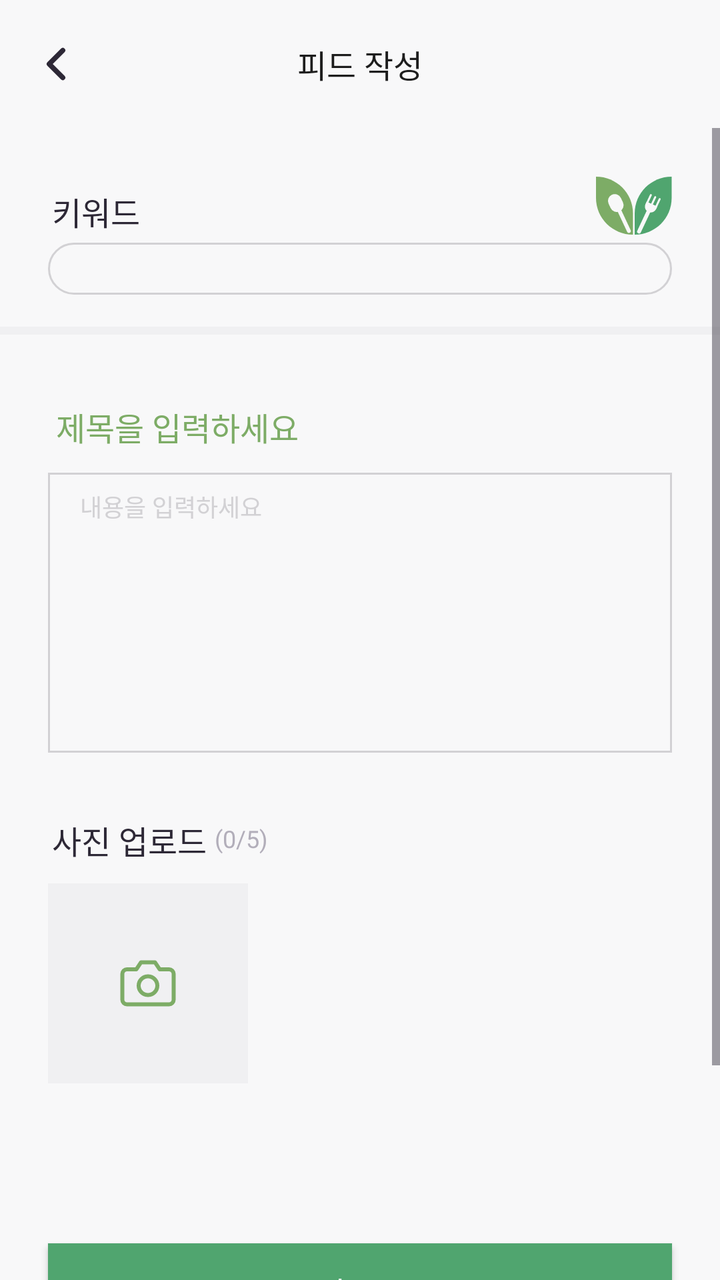
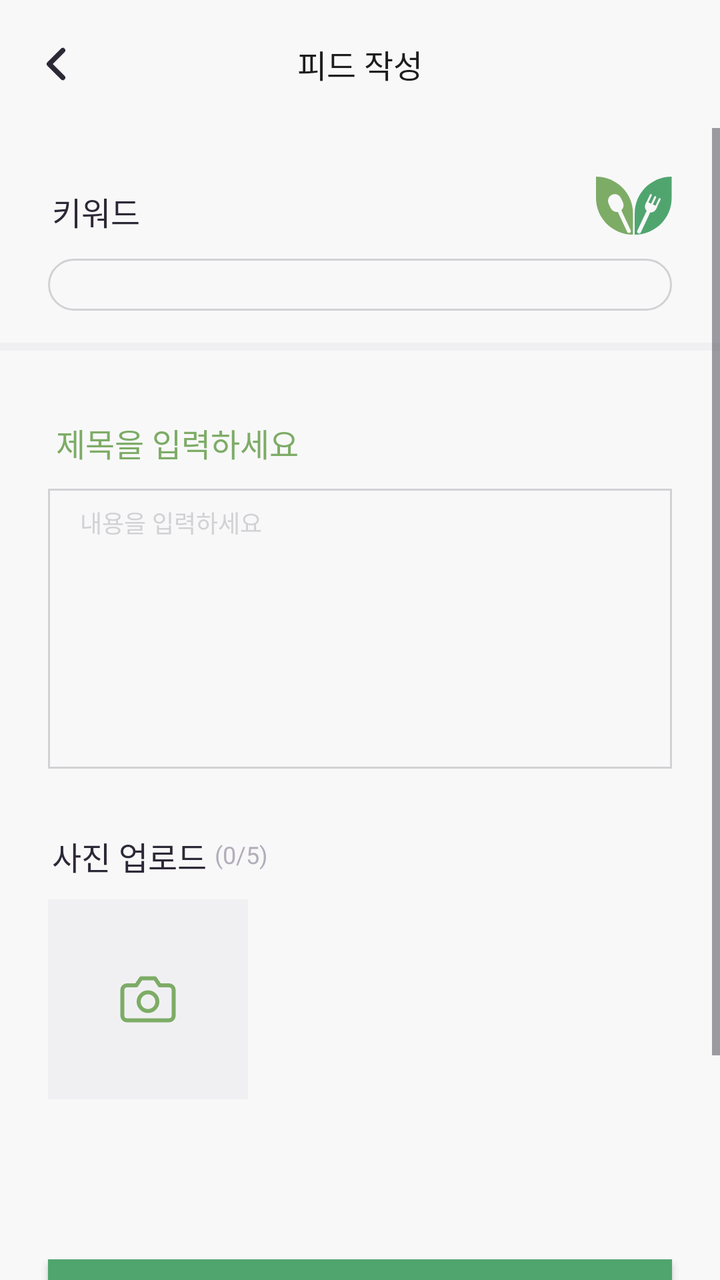

Compare the two renders of this Android layout. The source of the first and the diff that turns it into the second are given below.
<!-- AndroidManifest.xml: application theme Theme.VeganLife -->
<!-- res/layout/fragment_community_write_edit_feed.xml -->
<?xml version="1.0" encoding="utf-8"?>
<androidx.constraintlayout.widget.ConstraintLayout xmlns:android="http://schemas.android.com/apk/res/android"
    xmlns:app="http://schemas.android.com/apk/res-auto"
    xmlns:tools="http://schemas.android.com/tools"
    android:layout_width="match_parent"
    android:layout_height="match_parent"
    android:background="@color/gray1"
    tools:context=".community.ui.view.CommunityWriteFeedFragment">

    <com.google.android.material.appbar.MaterialToolbar
        android:id="@+id/toolbar_community_write_edit_feed"
        android:layout_width="0dp"
        android:layout_height="wrap_content"
        app:layout_constraintEnd_toEndOf="parent"
        app:layout_constraintStart_toStartOf="parent"
        app:layout_constraintTop_toTopOf="parent"
        app:navigationIcon="@drawable/all_back"
        app:title="@string/community_feed_toolbar_title_create"
        app:titleCentered="true"
        app:titleTextAppearance="@style/Bold.Body4"
        app:titleTextColor="@color/gray6" />

    <ScrollView
        android:layout_width="0dp"
        android:layout_height="0dp"
        app:layout_constraintBottom_toBottomOf="parent"
        app:layout_constraintEnd_toEndOf="parent"
        app:layout_constraintStart_toStartOf="parent"
        app:layout_constraintTop_toBottomOf="@id/toolbar_community_write_edit_feed">

        <androidx.constraintlayout.widget.ConstraintLayout
            android:layout_width="match_parent"
            android:layout_height="wrap_content">

            <TextView
                android:id="@+id/tv_community_write_edit_keyword_feed"
                android:layout_width="wrap_content"
                android:layout_height="wrap_content"
                android:layout_marginStart="26dp"
                android:layout_marginTop="30dp"
                android:includeFontPadding="false"
                android:text="@string/community_feed_keyword"
                android:textAppearance="@style/Bold.Body4"
                android:textColor="@color/gray5"
                app:layout_constraintStart_toStartOf="parent"
                app:layout_constraintTop_toTopOf="parent" />

            <androidx.appcompat.widget.AppCompatImageView
                android:layout_width="wrap_content"
                android:layout_height="wrap_content"
                android:layout_marginEnd="24dp"
                android:src="@drawable/all_spoon_fork_small"
                app:layout_constraintBottom_toBottomOf="@id/tv_community_write_edit_keyword_feed"
                app:layout_constraintEnd_toEndOf="parent" />

            <androidx.recyclerview.widget.RecyclerView
                android:id="@+id/rv_community_write_edit_keyword_feed"
                android:layout_width="0dp"
                android:layout_height="wrap_content"
                android:layout_marginStart="28dp"
                android:layout_marginTop="8dp"
                android:orientation="horizontal"
                android:visibility="gone"
                app:layoutManager="androidx.recyclerview.widget.LinearLayoutManager"
                app:layout_constraintStart_toStartOf="parent"
                app:layout_constraintTop_toBottomOf="@id/tv_community_write_edit_keyword_feed"
                tools:itemCount="10"
                tools:listitem="@layout/item_recyclerview_community_write_edit_feed_keyword"
                tools:visibility="visible" />

            <EditText
                android:id="@+id/et_community_write_edit_keyword_search_box"
                android:layout_width="0dp"
                android:layout_height="wrap_content"
                android:layout_marginHorizontal="24dp"
                android:layout_marginTop="4dp"
                android:background="@drawable/community_rect_gray1_gray3_r25"
                android:includeFontPadding="false"
                android:paddingHorizontal="8dp"
                android:paddingVertical="6dp"
                android:textAppearance="@style/Regular.Body5"
                android:textColor="@color/gray5"
                app:layout_constraintEnd_toEndOf="parent"
                app:layout_constraintStart_toStartOf="parent"
                app:layout_constraintTop_toBottomOf="@id/rv_community_write_edit_keyword_feed" />

            <com.google.android.material.divider.MaterialDivider
                android:id="@+id/divider_community_write_edit_feed"
                android:layout_width="0dp"
                android:layout_height="4dp"
                android:layout_marginTop="16dp"
                app:dividerColor="@color/sub_gray1"
                app:layout_constraintEnd_toEndOf="parent"
                app:layout_constraintStart_toStartOf="parent"
                app:layout_constraintTop_toBottomOf="@id/et_community_write_edit_keyword_search_box" />

            <EditText
                android:id="@+id/et_community_write_edit_title"
                android:layout_width="0dp"
                android:layout_height="wrap_content"
                android:layout_marginHorizontal="24dp"
                android:layout_marginTop="32dp"
                android:backgroundTint="@android:color/transparent"
                android:hint="@string/community_feed_title_hint"
                android:includeFontPadding="false"
                android:paddingVertical="0dp"
                android:textAppearance="@style/Medium.Body3"
                android:textColor="@color/base3"
                android:textColorHint="@color/base1"
                app:layout_constraintEnd_toEndOf="parent"
                app:layout_constraintStart_toStartOf="parent"
                app:layout_constraintTop_toBottomOf="@id/divider_community_write_edit_feed" />

            <EditText
                android:id="@+id/et_community_write_edit_feed_content"
                android:layout_width="0dp"
                android:layout_height="wrap_content"
                android:layout_marginTop="9dp"
                android:background="@drawable/community_rect_gray3"
                android:gravity="top"
                android:hint="@string/community_feed_content_hint"
                android:includeFontPadding="false"
                android:minHeight="140dp"
                android:paddingHorizontal="16dp"
                android:paddingVertical="8dp"
                android:textAppearance="@style/Regular.Body5"
                android:textColor="@color/base3"
                android:textColorHint="@color/gray3"
                app:layout_constraintEnd_toEndOf="@id/et_community_write_edit_title"
                app:layout_constraintStart_toStartOf="@id/et_community_write_edit_title"
                app:layout_constraintTop_toBottomOf="@id/et_community_write_edit_title" />

            <androidx.recyclerview.widget.RecyclerView
                android:id="@+id/rv_write_edit_feed_related_keyword"
                android:layout_width="0dp"
                android:layout_height="150dp"
                android:layout_marginTop="15dp"
                android:background="@color/sub_gray1"
                android:paddingHorizontal="20dp"
                android:paddingTop="30dp"
                android:paddingBottom="15dp"
                android:visibility="gone"
                app:layout_constraintEnd_toEndOf="@id/et_community_write_edit_keyword_search_box"
                app:layout_constraintStart_toStartOf="@id/et_community_write_edit_keyword_search_box"
                app:layout_constraintTop_toTopOf="@id/et_community_write_edit_keyword_search_box"
                tools:listitem="@layout/item_recyclerview_community_write_edit_related_keyword"
                tools:visibility="visible" />

            <TextView
                android:id="@+id/tv_community_write_edit_feed_upload_photo"
                android:layout_width="wrap_content"
                android:layout_height="wrap_content"
                android:layout_marginStart="26dp"
                android:layout_marginTop="32dp"
                android:includeFontPadding="false"
                android:text="@string/all_upload_photo"
                android:textAppearance="@style/Bold.Body4"
                android:textColor="@color/gray5"
                app:layout_constraintStart_toStartOf="parent"
                app:layout_constraintTop_toBottomOf="@id/et_community_write_edit_feed_content" />

            <TextView
                android:layout_width="wrap_content"
                android:layout_height="wrap_content"
                android:layout_marginStart="4dp"
                android:includeFontPadding="false"
                android:text="@string/all_count_photo"
                android:textAppearance="@style/Regular.Body5"
                android:textColor="@color/gray4"
                app:layout_constraintBottom_toBottomOf="@id/tv_community_write_edit_feed_upload_photo"
                app:layout_constraintStart_toEndOf="@id/tv_community_write_edit_feed_upload_photo"
                app:layout_constraintTop_toTopOf="@id/tv_community_write_edit_feed_upload_photo" />

            <androidx.appcompat.widget.AppCompatImageButton
                android:id="@+id/ib_community_write_edit_feed_upload_photo"
                android:layout_width="100dp"
                android:layout_height="100dp"
                android:layout_marginStart="24dp"
                android:layout_marginTop="10dp"
                android:background="@color/sub_gray1"
                android:src="@drawable/community_camera"
                app:layout_constraintStart_toStartOf="parent"
                app:layout_constraintTop_toBottomOf="@id/tv_community_write_edit_feed_upload_photo" />

            <androidx.recyclerview.widget.RecyclerView
                android:id="@+id/rv_community_write_edit_feed_photo"
                android:layout_width="0dp"
                android:layout_height="0dp"
                android:layout_marginStart="8dp"
                android:orientation="horizontal"
                android:visibility="gone"
                app:layoutManager="androidx.recyclerview.widget.LinearLayoutManager"
                app:layout_constraintBottom_toBottomOf="@id/ib_community_write_edit_feed_upload_photo"
                app:layout_constraintEnd_toEndOf="parent"
                app:layout_constraintStart_toEndOf="@id/ib_community_write_edit_feed_upload_photo"
                app:layout_constraintTop_toTopOf="@id/ib_community_write_edit_feed_upload_photo"
                tools:itemCount="5"
                tools:listitem="@layout/item_recyclerview_community_write_edit_feed_photo"
                tools:visibility="visible" />

            <androidx.appcompat.widget.AppCompatButton
                android:layout_width="0dp"
                android:layout_height="wrap_content"
                android:layout_marginHorizontal="24dp"
                android:layout_marginTop="80dp"
                android:layout_marginBottom="102dp"
                android:background="@color/base3"
                android:includeFontPadding="false"
                android:text="@string/all_button_feed_upload"
                android:textAppearance="@style/Medium.Body3"
                android:textColor="@color/white"
                app:layout_constraintBottom_toBottomOf="parent"
                app:layout_constraintEnd_toEndOf="parent"
                app:layout_constraintStart_toStartOf="parent"
                app:layout_constraintTop_toBottomOf="@id/ib_community_write_edit_feed_upload_photo" />


        </androidx.constraintlayout.widget.ConstraintLayout>

    </ScrollView>

</androidx.constraintlayout.widget.ConstraintLayout>
<!-- res/layout/item_recyclerview_community_write_edit_feed_keyword.xml (included above) -->
<?xml version="1.0" encoding="utf-8"?>
<androidx.constraintlayout.widget.ConstraintLayout xmlns:android="http://schemas.android.com/apk/res/android"
    xmlns:app="http://schemas.android.com/apk/res-auto"
    android:layout_width="wrap_content"
    android:layout_height="wrap_content"
    android:layout_marginEnd="8dp"
    android:background="@drawable/all_rect_gray1_base3_r35">

    <TextView
        android:id="@+id/tv_community_write_edit_feed_keyword_tag"
        android:layout_width="0dp"
        android:layout_height="wrap_content"
        android:layout_marginStart="8dp"
        android:layout_marginEnd="8dp"
        android:includeFontPadding="false"
        android:paddingVertical="2dp"
        android:text="#keyword"
        android:textAppearance="@style/Regular.Body5"
        android:textColor="@color/base3"
        app:layout_constraintBottom_toBottomOf="parent"
        app:layout_constraintStart_toStartOf="parent"
        app:layout_constraintTop_toTopOf="parent" />

    <ImageButton
        android:id="@+id/ib_community_write_edit_feed_keyword_delete"
        android:layout_width="wrap_content"
        android:layout_height="0dp"
        android:backgroundTint="@android:color/transparent"
        android:paddingHorizontal="6dp"
        android:src="@drawable/community_keyword_delete"
        app:layout_constraintBottom_toBottomOf="parent"
        app:layout_constraintEnd_toEndOf="parent"
        app:layout_constraintStart_toEndOf="@id/tv_community_write_edit_feed_keyword_tag"
        app:layout_constraintTop_toTopOf="parent" />

</androidx.constraintlayout.widget.ConstraintLayout>
<!-- res/layout/item_recyclerview_community_write_edit_related_keyword.xml (included above) -->
<?xml version="1.0" encoding="utf-8"?>
<TextView xmlns:android="http://schemas.android.com/apk/res/android"
    android:layout_width="match_parent"
    android:layout_height="wrap_content"
    android:layout_marginBottom="8dp"
    android:includeFontPadding="false"
    android:text="#keyword"
    android:textAppearance="@style/Regular.Body5"
    android:textColor="@color/base3" />
<!-- res/layout/item_recyclerview_community_write_edit_feed_photo.xml (included above) -->
<?xml version="1.0" encoding="utf-8"?>
<androidx.constraintlayout.widget.ConstraintLayout xmlns:android="http://schemas.android.com/apk/res/android"
    xmlns:app="http://schemas.android.com/apk/res-auto"
    android:layout_width="wrap_content"
    android:layout_height="wrap_content"
    android:layout_marginEnd="8dp">

    <androidx.appcompat.widget.AppCompatImageView
        android:id="@+id/iv_community_write_edit_feed_photo"
        android:layout_width="100dp"
        android:layout_height="100dp"
        android:layout_marginTop="2dp"
        android:layout_marginEnd="2dp"
        android:src="@drawable/all_logo_gray"
        app:layout_constraintBottom_toBottomOf="parent"
        app:layout_constraintDimensionRatio="1:1"
        app:layout_constraintEnd_toEndOf="parent"
        app:layout_constraintStart_toStartOf="parent"
        app:layout_constraintTop_toTopOf="parent" />

    <androidx.appcompat.widget.AppCompatImageButton
        android:id="@+id/ib_community_write_edit_feed_photo_delete"
        android:layout_width="wrap_content"
        android:layout_height="wrap_content"
        android:backgroundTint="@android:color/transparent"
        android:paddingStart="8dp"
        android:paddingTop="0dp"
        android:paddingEnd="0dp"
        android:paddingBottom="8dp"
        android:src="@drawable/all_photo_delete"
        app:layout_constraintEnd_toEndOf="parent"
        app:layout_constraintTop_toTopOf="parent" />

</androidx.constraintlayout.widget.ConstraintLayout>
<!-- resources referenced by this layout -->
<resources>
  <color name="base1">#7DAC66</color>
  <color name="base3">#50A56F</color>
  <color name="gray1">#F8F8F9</color>
  <color name="gray3">#D2D1D4</color>
  <color name="gray4">#B2AEBA</color>
  <color name="gray5">#2D2836</color>
  <color name="gray6">#1D1D1D</color>
  <color name="sub_gray1">#F0F0F2</color>
  <color name="white">#FFFFFF</color>
  <!-- drawable all_back (drawable) -->
  <vector xmlns:android="http://schemas.android.com/apk/res/android"
      android:width="30dp"
      android:height="40dp"
      android:viewportWidth="30"
      android:viewportHeight="40">
    <path
        android:pathData="M18.409,13.182L11.591,20L18.409,26.818"
        android:strokeLineJoin="round"
        android:strokeWidth="2.5"
        android:fillColor="#00000000"
        android:strokeColor="#2D2836"
        android:strokeLineCap="round"/>
  </vector>
  <!-- drawable all_rect_gray1_base3_r35 (drawable) -->
  <?xml version="1.0" encoding="utf-8"?>
  <shape xmlns:android="http://schemas.android.com/apk/res/android"
      android:shape="rectangle">
  
      <corners android:radius="35dp" />
  
      <solid
          android:color="@color/gray1" />
  
      <stroke
          android:width="1.5dp"
          android:color="@color/base3" />
  
  </shape>
  <!-- drawable community_keyword_delete (drawable) -->
  <vector xmlns:android="http://schemas.android.com/apk/res/android"
      android:width="6dp"
      android:height="6dp"
      android:viewportWidth="6"
      android:viewportHeight="6">
    <path
        android:strokeWidth="1"
        android:pathData="M1,1L5,5"
        android:fillColor="#00000000"
        android:strokeColor="#50A56F"
        android:strokeLineCap="round"/>
    <path
        android:strokeWidth="1"
        android:pathData="M5,1L1,5"
        android:fillColor="#00000000"
        android:strokeColor="#50A56F"
        android:strokeLineCap="round"/>
  </vector>
  <!-- drawable community_rect_gray1_gray3_r25 (drawable) -->
  <?xml version="1.0" encoding="utf-8"?>
  <shape xmlns:android="http://schemas.android.com/apk/res/android"
      android:shape="rectangle">
  
      <corners android:radius="25dp" />
  
      <stroke
          android:width="1dp"
          android:color="@color/gray3" />
  
      <solid
          android:color="@color/gray1" />
  
  </shape>
  <!-- drawable community_rect_gray3 (drawable) -->
  <?xml version="1.0" encoding="utf-8"?>
  <shape xmlns:android="http://schemas.android.com/apk/res/android"
      android:shape="rectangle">
  
      <stroke
          android:width="1dp"
          android:color="@color/gray3" />
  
  </shape>
  <string name="all_button_feed_upload">업로드</string>
  <string name="all_count_photo">(0/5)</string>
  <string name="all_upload_photo">사진 업로드</string>
  <string name="community_feed_content_hint">내용을 입력하세요</string>
  <string name="community_feed_keyword">키워드</string>
  <string name="community_feed_title_hint">제목을 입력하세요</string>
  <string name="community_feed_toolbar_title_create">피드 작성</string>
  <style name="Bold.Body4" parent="Bold">
          <item name="android:textSize">16sp</item>
      </style>
  <style name="Medium.Body3" parent="Medium">
          <item name="android:textSize">16sp</item>
      </style>
  <style name="Regular.Body5" parent="Regular">
          <item name="android:textSize">12sp</item>
      </style>
  <style name="Theme.VeganLife" parent="Base.Theme.VeganLife" />
  <style name="Bold">
          <item name="fontFamily">@font/noto_sans_kr_bold</item>
      </style>
  <style name="Medium">
          <item name="fontFamily">@font/noto_sans_kr_medium</item>
      </style>
  <style name="Regular">
          <item name="fontFamily">@font/noto_sans_kr_regular</item>
      </style>
  <style name="Base.Theme.VeganLife" parent="Theme.Material3.DayNight.NoActionBar">
          
          
      </style>
  <!-- unchanged entries left out for length: 4 -->
</resources>

<!-- the commit's change to res/layout/fragment_community_write_edit_feed.xml (unified diff, before → after) -->
@@ -60,29 +60,9 @@
                 android:layout_marginStart="28dp"
                 android:layout_marginTop="8dp"
                 android:orientation="horizontal"
-                android:visibility="gone"
                 app:layoutManager="androidx.recyclerview.widget.LinearLayoutManager"
                 app:layout_constraintStart_toStartOf="parent"
-                app:layout_constraintTop_toBottomOf="@id/tv_community_write_edit_keyword_feed"
-                tools:itemCount="10"
-                tools:listitem="@layout/item_recyclerview_community_write_edit_feed_keyword"
-                tools:visibility="visible" />
-
-            <EditText
-                android:id="@+id/et_community_write_edit_keyword_search_box"
-                android:layout_width="0dp"
-                android:layout_height="wrap_content"
-                android:layout_marginHorizontal="24dp"
-                android:layout_marginTop="4dp"
-                android:background="@drawable/community_rect_gray1_gray3_r25"
-                android:includeFontPadding="false"
-                android:paddingHorizontal="8dp"
-                android:paddingVertical="6dp"
-                android:textAppearance="@style/Regular.Body5"
-                android:textColor="@color/gray5"
-                app:layout_constraintEnd_toEndOf="parent"
-                app:layout_constraintStart_toStartOf="parent"
-                app:layout_constraintTop_toBottomOf="@id/rv_community_write_edit_keyword_feed" />
+                app:layout_constraintTop_toBottomOf="@id/tv_community_write_edit_keyword_feed" />
 
             <com.google.android.material.divider.MaterialDivider
                 android:id="@+id/divider_community_write_edit_feed"
@@ -130,21 +110,6 @@
                 app:layout_constraintStart_toStartOf="@id/et_community_write_edit_title"
                 app:layout_constraintTop_toBottomOf="@id/et_community_write_edit_title" />
 
-            <androidx.recyclerview.widget.RecyclerView
-                android:id="@+id/rv_write_edit_feed_related_keyword"
-                android:layout_width="0dp"
-                android:layout_height="150dp"
-                android:layout_marginTop="15dp"
-                android:background="@color/sub_gray1"
-                android:paddingHorizontal="20dp"
-                android:paddingTop="30dp"
-                android:paddingBottom="15dp"
-                android:visibility="gone"
-                app:layout_constraintEnd_toEndOf="@id/et_community_write_edit_keyword_search_box"
-                app:layout_constraintStart_toStartOf="@id/et_community_write_edit_keyword_search_box"
-                app:layout_constraintTop_toTopOf="@id/et_community_write_edit_keyword_search_box"
-                tools:listitem="@layout/item_recyclerview_community_write_edit_related_keyword"
-                tools:visibility="visible" />
 
             <TextView
                 android:id="@+id/tv_community_write_edit_feed_upload_photo"
@@ -188,17 +153,15 @@
                 android:layout_height="0dp"
                 android:layout_marginStart="8dp"
                 android:orientation="horizontal"
-                android:visibility="gone"
+                tools:listitem="@layout/item_recyclerview_community_write_edit_feed_photo"
                 app:layoutManager="androidx.recyclerview.widget.LinearLayoutManager"
                 app:layout_constraintBottom_toBottomOf="@id/ib_community_write_edit_feed_upload_photo"
                 app:layout_constraintEnd_toEndOf="parent"
                 app:layout_constraintStart_toEndOf="@id/ib_community_write_edit_feed_upload_photo"
-                app:layout_constraintTop_toTopOf="@id/ib_community_write_edit_feed_upload_photo"
-                tools:itemCount="5"
-                tools:listitem="@layout/item_recyclerview_community_write_edit_feed_photo"
-                tools:visibility="visible" />
+                app:layout_constraintTop_toTopOf="@id/ib_community_write_edit_feed_upload_photo" />
 
             <androidx.appcompat.widget.AppCompatButton
+                android:id="@+id/btnFeedUpload"
                 android:layout_width="0dp"
                 android:layout_height="wrap_content"
                 android:layout_marginHorizontal="24dp"
@@ -214,59 +177,81 @@
                 app:layout_constraintStart_toStartOf="parent"
                 app:layout_constraintTop_toBottomOf="@id/ib_community_write_edit_feed_upload_photo" />
 
+            <androidx.recyclerview.widget.RecyclerView
+                android:id="@+id/rv_write_edit_feed_keyword_auto_complete"
+                android:layout_width="0dp"
+                android:layout_height="wrap_content"
+                android:layout_marginTop="15dp"
+                android:background="@color/sub_gray1"
+                android:paddingHorizontal="20dp"
+                android:paddingTop="24dp"
+                android:paddingBottom="15dp"
+                android:visibility="gone"
+                app:layoutManager="androidx.recyclerview.widget.LinearLayoutManager"
+                app:layout_constraintEnd_toEndOf="@id/et_community_write_edit_keyword_search_box"
+                app:layout_constraintStart_toStartOf="@id/et_community_write_edit_keyword_search_box"
+                app:layout_constraintTop_toTopOf="@id/et_community_write_edit_keyword_search_box"
+                tools:listitem="@layout/item_recyclerview_community_write_edit_keyword_auto_complete"
+                 />
+
+            <LinearLayout
+                android:id="@+id/layout_popular_keyword"
+                android:layout_width="0dp"
+                android:layout_height="wrap_content"
+                android:orientation="vertical"
+                android:layout_marginTop="15dp"
+                android:background="@color/sub_gray1"
+                android:paddingHorizontal="20dp"
+                android:paddingTop="24dp"
+                android:paddingBottom="15dp"
+                android:visibility="gone"
+                app:layout_constraintEnd_toEndOf="@id/et_community_write_edit_keyword_search_box"
+                app:layout_constraintStart_toStartOf="@id/et_community_write_edit_keyword_search_box"
+                app:layout_constraintTop_toTopOf="@id/et_community_write_edit_keyword_search_box">
+
+                <TextView
+                    android:layout_width="wrap_content"
+                    android:layout_height="wrap_content"
+                    android:text="인기 태그"
+                    android:textAppearance="@style/Bold.Body6"
+                    android:textColor="@color/base3"
+                    android:includeFontPadding="false"/>
+
+                <androidx.recyclerview.widget.RecyclerView
+                    android:id="@+id/rv_write_edit_feed_popular_keyword"
+                    android:layout_width="match_parent"
+                    android:layout_height="wrap_content"
+                    android:layout_marginTop="8dp"
+                    android:orientation="horizontal"
+                    app:layoutManager="androidx.recyclerview.widget.LinearLayoutManager"
+                    tools:listitem="@layout/item_recyclerview_community_search_popularity_tag"
+                    />
+
+            </LinearLayout>
+
+
+            <EditText
+                android:id="@+id/et_community_write_edit_keyword_search_box"
+                android:layout_width="0dp"
+                android:layout_height="wrap_content"
+                android:layout_marginHorizontal="24dp"
+                android:layout_marginTop="4dp"
+                android:background="@drawable/community_rect_gray1_gray3_r25"
+                android:includeFontPadding="false"
+                android:paddingHorizontal="8dp"
+                android:paddingVertical="6dp"
+                android:textAppearance="@style/Regular.Body5"
+                android:textColor="@color/gray5"
+                app:layout_constraintEnd_toEndOf="parent"
+                app:layout_constraintStart_toStartOf="parent"
+                app:layout_constraintTop_toBottomOf="@id/rv_community_write_edit_keyword_feed" />
+
 
         </androidx.constraintlayout.widget.ConstraintLayout>
 
     </ScrollView>
 
 </androidx.constraintlayout.widget.ConstraintLayout>
-<!-- res/layout/item_recyclerview_community_write_edit_feed_keyword.xml (included above) -->
-<?xml version="1.0" encoding="utf-8"?>
-<androidx.constraintlayout.widget.ConstraintLayout xmlns:android="http://schemas.android.com/apk/res/android"
-    xmlns:app="http://schemas.android.com/apk/res-auto"
-    android:layout_width="wrap_content"
-    android:layout_height="wrap_content"
-    android:layout_marginEnd="8dp"
-    android:background="@drawable/all_rect_gray1_base3_r35">
-
-    <TextView
-        android:id="@+id/tv_community_write_edit_feed_keyword_tag"
-        android:layout_width="0dp"
-        android:layout_height="wrap_content"
-        android:layout_marginStart="8dp"
-        android:layout_marginEnd="8dp"
-        android:includeFontPadding="false"
-        android:paddingVertical="2dp"
-        android:text="#keyword"
-        android:textAppearance="@style/Regular.Body5"
-        android:textColor="@color/base3"
-        app:layout_constraintBottom_toBottomOf="parent"
-        app:layout_constraintStart_toStartOf="parent"
-        app:layout_constraintTop_toTopOf="parent" />
-
-    <ImageButton
-        android:id="@+id/ib_community_write_edit_feed_keyword_delete"
-        android:layout_width="wrap_content"
-        android:layout_height="0dp"
-        android:backgroundTint="@android:color/transparent"
-        android:paddingHorizontal="6dp"
-        android:src="@drawable/community_keyword_delete"
-        app:layout_constraintBottom_toBottomOf="parent"
-        app:layout_constraintEnd_toEndOf="parent"
-        app:layout_constraintStart_toEndOf="@id/tv_community_write_edit_feed_keyword_tag"
-        app:layout_constraintTop_toTopOf="parent" />
-
-</androidx.constraintlayout.widget.ConstraintLayout>
-<!-- res/layout/item_recyclerview_community_write_edit_related_keyword.xml (included above) -->
-<?xml version="1.0" encoding="utf-8"?>
-<TextView xmlns:android="http://schemas.android.com/apk/res/android"
-    android:layout_width="match_parent"
-    android:layout_height="wrap_content"
-    android:layout_marginBottom="8dp"
-    android:includeFontPadding="false"
-    android:text="#keyword"
-    android:textAppearance="@style/Regular.Body5"
-    android:textColor="@color/base3" />
 <!-- res/layout/item_recyclerview_community_write_edit_feed_photo.xml (included above) -->
 <?xml version="1.0" encoding="utf-8"?>
 <androidx.constraintlayout.widget.ConstraintLayout xmlns:android="http://schemas.android.com/apk/res/android"
@@ -302,3 +287,32 @@
         app:layout_constraintTop_toTopOf="parent" />
 
 </androidx.constraintlayout.widget.ConstraintLayout>
+<!-- res/layout/item_recyclerview_community_write_edit_keyword_auto_complete.xml (included above) -->
+<?xml version="1.0" encoding="utf-8"?>
+<TextView xmlns:android="http://schemas.android.com/apk/res/android"
+    android:id="@+id/tv_auto_complete"
+    android:layout_width="match_parent"
+    android:layout_height="wrap_content"
+    android:layout_marginBottom="8dp"
+    android:clickable="true"
+    android:focusable="true"
+    android:includeFontPadding="false"
+    android:text="#keyword"
+    android:textAppearance="@style/Regular.Body5"
+    android:textColor="@color/base3" />
+<!-- res/layout/item_recyclerview_community_search_popularity_tag.xml (included above) -->
+<?xml version="1.0" encoding="utf-8"?>
+<TextView xmlns:android="http://schemas.android.com/apk/res/android"
+    android:id="@+id/tv_community_search_popularity_tag"
+    android:layout_width="wrap_content"
+    android:layout_height="wrap_content"
+    android:layout_marginEnd="8dp"
+    android:background="@drawable/all_rect_gray1_base3_r35"
+    android:clickable="true"
+    android:focusable="true"
+    android:includeFontPadding="false"
+    android:paddingHorizontal="8dp"
+    android:paddingVertical="2dp"
+    android:text="#tag title"
+    android:textAppearance="@style/Regular.Body5"
+    android:textColor="@color/base3" />
<!-- resource entries referenced after the edit -->
@@ -30,33 +30,11 @@
   
       <corners android:radius="35dp" />
   
-      <solid
-          android:color="@color/gray1" />
-  
       <stroke
           android:width="1.5dp"
           android:color="@color/base3" />
   
   </shape>
-  <!-- drawable community_keyword_delete (drawable) -->
-  <vector xmlns:android="http://schemas.android.com/apk/res/android"
-      android:width="6dp"
-      android:height="6dp"
-      android:viewportWidth="6"
-      android:viewportHeight="6">
-    <path
-        android:strokeWidth="1"
-        android:pathData="M1,1L5,5"
-        android:fillColor="#00000000"
-        android:strokeColor="#50A56F"
-        android:strokeLineCap="round"/>
-    <path
-        android:strokeWidth="1"
-        android:pathData="M5,1L1,5"
-        android:fillColor="#00000000"
-        android:strokeColor="#50A56F"
-        android:strokeLineCap="round"/>
-  </vector>
   <!-- drawable community_rect_gray1_gray3_r25 (drawable) -->
   <?xml version="1.0" encoding="utf-8"?>
   <shape xmlns:android="http://schemas.android.com/apk/res/android"
@@ -92,13 +70,18 @@
   <style name="Bold.Body4" parent="Bold">
           <item name="android:textSize">16sp</item>
       </style>
+  <style name="Bold.Body6" parent="Bold">
+          <item name="android:textSize">12sp</item>
+      </style>
   <style name="Medium.Body3" parent="Medium">
           <item name="android:textSize">16sp</item>
       </style>
   <style name="Regular.Body5" parent="Regular">
           <item name="android:textSize">12sp</item>
       </style>
-  <style name="Theme.VeganLife" parent="Base.Theme.VeganLife" />
+  <style name="Theme.VeganLife" parent="Base.Theme.VeganLife">
+          <item name="android:windowBackground">@color/white</item>
+      </style>
   <style name="Bold">
           <item name="fontFamily">@font/noto_sans_kr_bold</item>
       </style>
